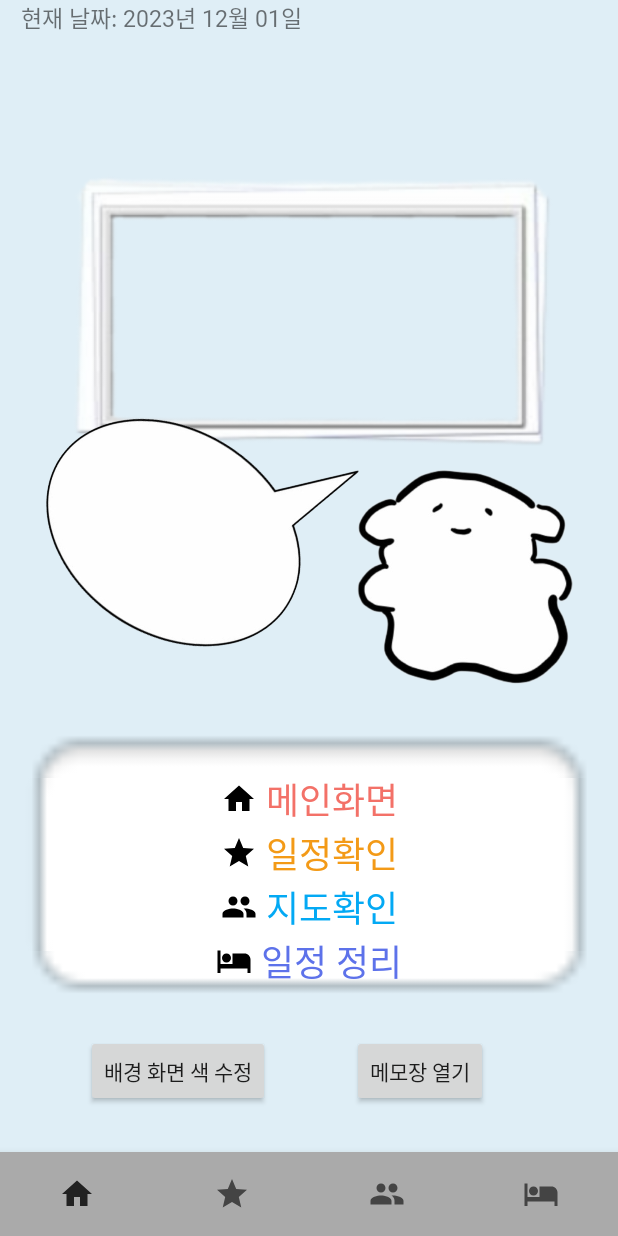
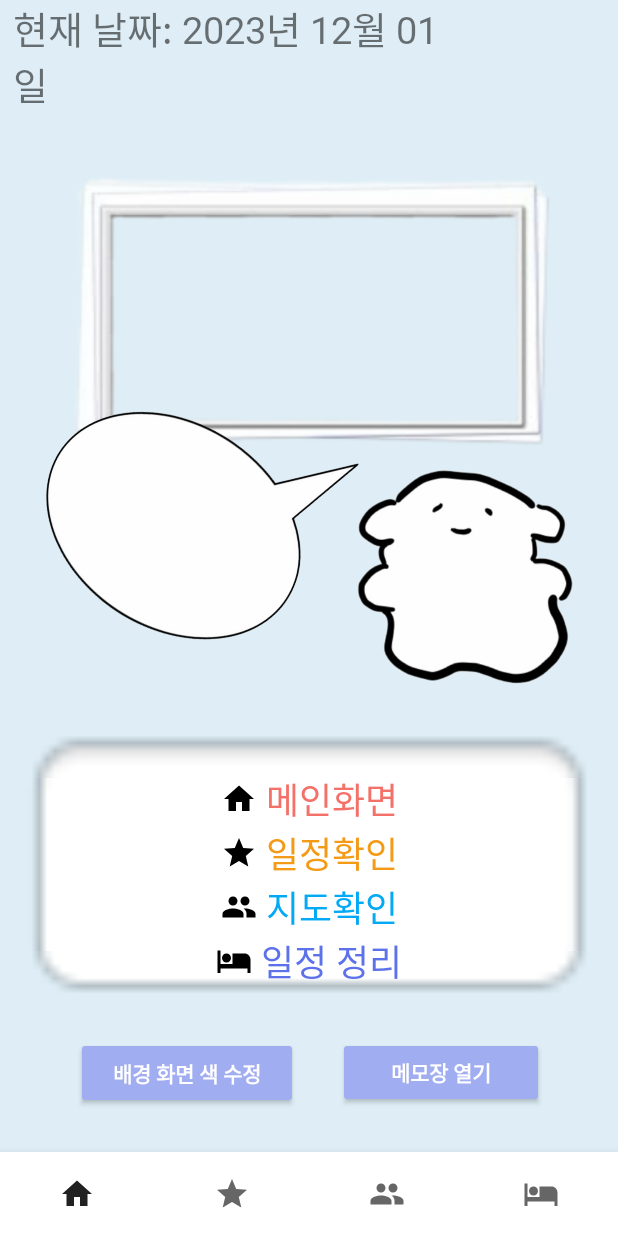
Before and after one commit to dhs82/SuperGrow, an Android app: the FragHome screen opened directly, with no data from a screen before it, on a phone screen of 412 x 824 dp. Run offline under Robolectric (Android 15) with nearby library versions, the phone set to English and light mode, and no system bars; network calls fail.

Commit message:
full_edit

```diff
--- a/app/src/main/res/layout/activity_main.xml
+++ b/app/src/main/res/layout/activity_main.xml
@@ -24,7 +24,7 @@
         android:id="@+id/bottomNavigationView"
         android:layout_width="match_parent"
         android:layout_height="wrap_content"
-        app:itemBackground="@android:color/darker_gray"
+        app:itemBackground="@color/white"
         app:labelVisibilityMode="unlabeled"
         app:layout_constraintBottom_toBottomOf="parent"
         app:layout_constraintEnd_toEndOf="parent"
--- a/app/src/main/res/layout/frag_home.xml
+++ b/app/src/main/res/layout/frag_home.xml
@@ -10,11 +10,11 @@
 
     <TextView
         android:id="@+id/textView"
-        android:layout_width="211dp"
-        android:layout_height="87dp"
+        android:layout_width="290dp"
+        android:layout_height="78dp"
+        android:fontFamily="@font/wildfont"
         android:text="현재 날짜: "
-        android:textSize="15sp"
-        android:fontFamily="@font/wildfont"
+        android:textSize="25sp"
         app:layout_constraintBottom_toTopOf="@+id/imageView2"
         app:layout_constraintEnd_toEndOf="parent"
         app:layout_constraintHorizontal_bias="0.071"
@@ -175,27 +175,35 @@
 
     <Button
         android:id="@+id/background_Btn"
-        android:layout_width="wrap_content"
-        android:layout_height="wrap_content"
+        android:layout_width="148dp"
+        android:layout_height="48dp"
+        android:backgroundTint="#A1ADF1"
+        android:fontFamily="@font/wildfont"
         android:text="배경 화면 색 수정"
+        android:textColor="#FFFFFF"
+        android:textStyle="bold"
         app:layout_constraintBottom_toBottomOf="parent"
         app:layout_constraintEnd_toEndOf="parent"
-        app:layout_constraintHorizontal_bias="0.199"
+        app:layout_constraintHorizontal_bias="0.192"
         app:layout_constraintStart_toStartOf="parent"
         app:layout_constraintTop_toBottomOf="@+id/textView5"
-        app:layout_constraintVertical_bias="0.512" />
+        app:layout_constraintVertical_bias="0.53" />
 
     <Button
         android:id="@+id/memo_Btn"
-        android:layout_width="wrap_content"
-        android:layout_height="wrap_content"
+        android:layout_width="137dp"
+        android:layout_height="47dp"
+        android:backgroundTint="#A1ADF1"
+        android:fontFamily="@font/wildfont"
         android:text="메모장 열기"
+        android:textColor="#FFFFFF"
+        android:textStyle="bold"
         app:layout_constraintBottom_toBottomOf="parent"
         app:layout_constraintEnd_toEndOf="parent"
-        app:layout_constraintHorizontal_bias="0.73"
+        app:layout_constraintHorizontal_bias="0.821"
         app:layout_constraintStart_toStartOf="parent"
         app:layout_constraintTop_toBottomOf="@+id/textView5"
-        app:layout_constraintVertical_bias="0.512" />
+        app:layout_constraintVertical_bias="0.523" />
 
 
 </androidx.constraintlayout.widget.ConstraintLayout>
```
Also changed, not shown: app/src/main/res/layout/frag_hotel.xml (+9 -3 lines), app/src/main/res/layout/frag_star.xml (+18 -11 lines).
